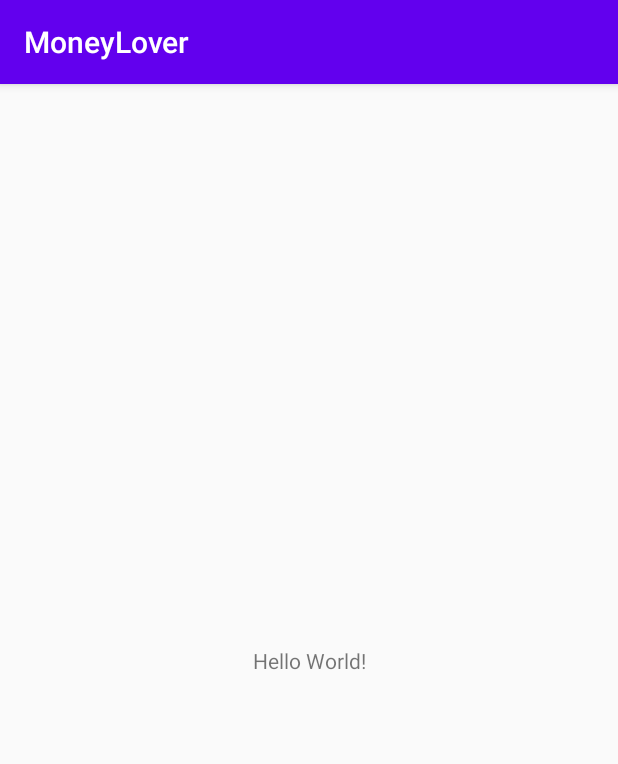
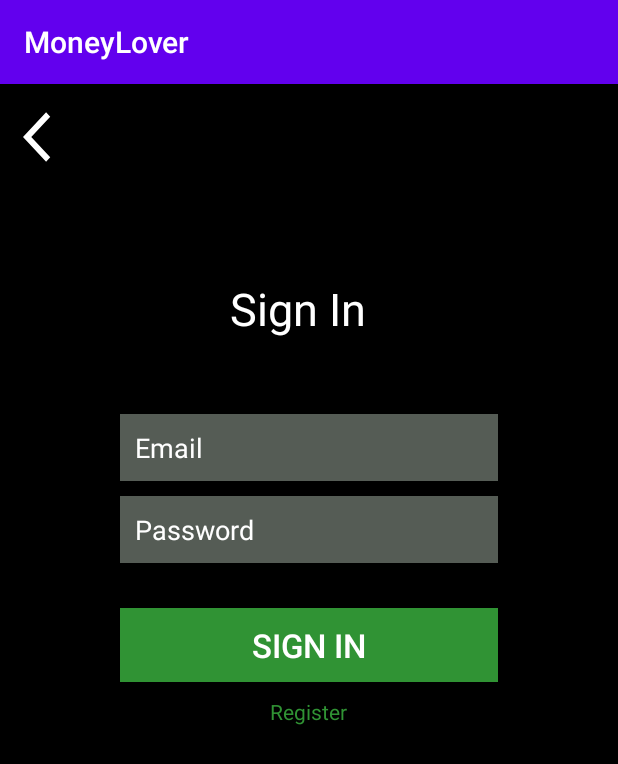
Before and after one commit to kientran0903/MoneyLover, an Android app: the screen it shows after launch (MainActivity before the commit, LoginActivity after it), on a phone screen of 412 x 824 dp. Shown: the top 764 px of the screen. Run offline under Robolectric (Android 15) with nearby library versions, the phone set to English and light mode, and no system bars.

Commit message:
Update Ui Login screen

```diff
--- a/app/src/main/AndroidManifest.xml
+++ b/app/src/main/AndroidManifest.xml
@@ -14,16 +14,12 @@
             android:theme="@style/AppTheme.NoActionBar">
             <intent-filter>
                 <action android:name="android.intent.action.MAIN" />
-                <category android:name="android.intent.category.LAUNCHER" />
-            </intent-filter>
-        </activity>
-        <activity android:name=".MainActivity">
-            <intent-filter>
-                <action android:name="android.intent.action.MAIN" />
 
                 <category android:name="android.intent.category.LAUNCHER" />
             </intent-filter>
         </activity>
+        <activity android:name=".LoginActivity" />
+        <activity android:name=".MainActivity" />
     </application>
 
 </manifest>
--- /dev/null
+++ b/app/src/main/java/com/media2359/intern0720/moneylover/LoginActivity.kt
@@ -0,0 +1,11 @@
+package com.media2359.intern0720.moneylover
+
+import androidx.appcompat.app.AppCompatActivity
+import android.os.Bundle
+
+class LoginActivity : AppCompatActivity() {
+    override fun onCreate(savedInstanceState: Bundle?) {
+        super.onCreate(savedInstanceState)
+        setContentView(R.layout.activity_login)
+    }
+}
--- a/app/src/main/java/com/media2359/intern0720/moneylover/SplashActivity.kt
+++ b/app/src/main/java/com/media2359/intern0720/moneylover/SplashActivity.kt
@@ -12,7 +12,7 @@ class SplashActivity : AppCompatActivity() {
         setContentView(R.layout.activity_splash)
 
         Handler().postDelayed({
-            startActivity(Intent(this, MainActivity::class.java))
+            startActivity(Intent(this, LoginActivity::class.java))
             finish()
         }, SPLASH_TIME_OUT)
     }
--- /dev/null
+++ b/app/src/main/res/drawable/ic_back.xml
@@ -0,0 +1,12 @@
+<vector xmlns:android="http://schemas.android.com/apk/res/android"
+    android:width="30dp"
+    android:height="30dp"
+    android:viewportWidth="30"
+    android:viewportHeight="30"
+    android:tint="?attr/colorControlNormal">
+  <group>
+    <path
+      android:fillColor="@android:color/white"
+      android:pathData="M11.67,3.87L9.9,2.1 0,12l9.9,9.9 1.77,-1.77L3.54,12z"/>
+  </group>
+</vector>
--- /dev/null
+++ b/app/src/main/res/layout/activity_login.xml
@@ -0,0 +1,86 @@
+<?xml version="1.0" encoding="utf-8"?>
+<RelativeLayout xmlns:android="http://schemas.android.com/apk/res/android"
+    xmlns:app="http://schemas.android.com/apk/res-auto"
+    xmlns:tools="http://schemas.android.com/tools"
+    android:layout_width="match_parent"
+    android:layout_height="match_parent"
+    android:background="@color/black"
+    android:gravity="center_horizontal"
+    android:orientation="vertical"
+    tools:context=".LoginActivity">
+
+    <ImageButton
+        android:id="@+id/imgBtn_Back"
+        android:layout_width="50dp"
+        android:layout_height="50dp"
+        android:layout_marginStart="15dp"
+        android:layout_marginTop="15dp"
+        android:layout_marginEnd="350dp"
+        android:background="@drawable/ic_back"
+        android:backgroundTint="@color/white" />
+
+    <TextView
+        android:id="@+id/tv_SignIn"
+        android:layout_width="96dp"
+        android:layout_height="46dp"
+        android:layout_marginLeft="153dp"
+        android:layout_marginTop="124dp"
+        android:layout_marginRight="153dp"
+        android:gravity="bottom"
+        android:text="@string/sign_in"
+        android:textColor="@color/white"
+        android:textSize="30dp" />
+
+    <EditText
+        android:id="@+id/edit_text_email"
+        android:layout_width="match_parent"
+        android:layout_height="wrap_content"
+        android:layout_below="@id/tv_SignIn"
+        android:layout_marginStart="80dp"
+        android:layout_marginTop="50dp"
+        android:layout_marginEnd="80dp"
+        android:background="@color/back_light"
+        android:hint="@string/email"
+        android:inputType="textEmailAddress"
+        android:padding="10dp"
+        android:textColorHint="@color/white" />
+
+    <EditText
+        android:id="@+id/edit_text_password"
+        android:layout_width="match_parent"
+        android:layout_height="wrap_content"
+        android:layout_below="@id/edit_text_email"
+        android:layout_marginStart="80dp"
+        android:layout_marginTop="10dp"
+        android:layout_marginEnd="80dp"
+        android:background="@color/back_light"
+        android:hint="@string/password"
+        android:inputType="textPassword"
+        android:padding="10dp"
+        android:textColorHint="@color/white" />
+
+    <Button
+        android:id="@+id/btn_SignIn"
+        android:layout_width="match_parent"
+        android:layout_height="wrap_content"
+        android:layout_below="@id/edit_text_password"
+        android:layout_marginStart="80dp"
+        android:layout_marginTop="30dp"
+        android:layout_marginEnd="80dp"
+        android:background="@color/green_dark"
+        android:padding="10dp"
+        android:text="@string/sign_in_button"
+        android:textColor="@color/white"
+        android:textSize="22dp" />
+
+    <TextView
+        android:id="@+id/Register"
+        android:layout_width="wrap_content"
+        android:layout_height="wrap_content"
+        android:layout_below="@id/btn_SignIn"
+        android:layout_marginStart="180dp"
+        android:layout_marginTop="10dp"
+        android:text="@string/register"
+        android:textColor="@color/green_dark"
+        android:textSize="14dp" />
+</RelativeLayout>
--- a/app/src/main/res/values/strings.xml
+++ b/app/src/main/res/values/strings.xml
@@ -1,3 +1,8 @@
 <resources>
     <string name="app_name">MoneyLover</string>
+    <string name="sign_in">Sign In</string>
+    <string name="email">Email</string>
+    <string name="password">Password</string>
+    <string name="sign_in_button">SIGN IN</string>
+    <string name="register">Register</string>
 </resources>
```
